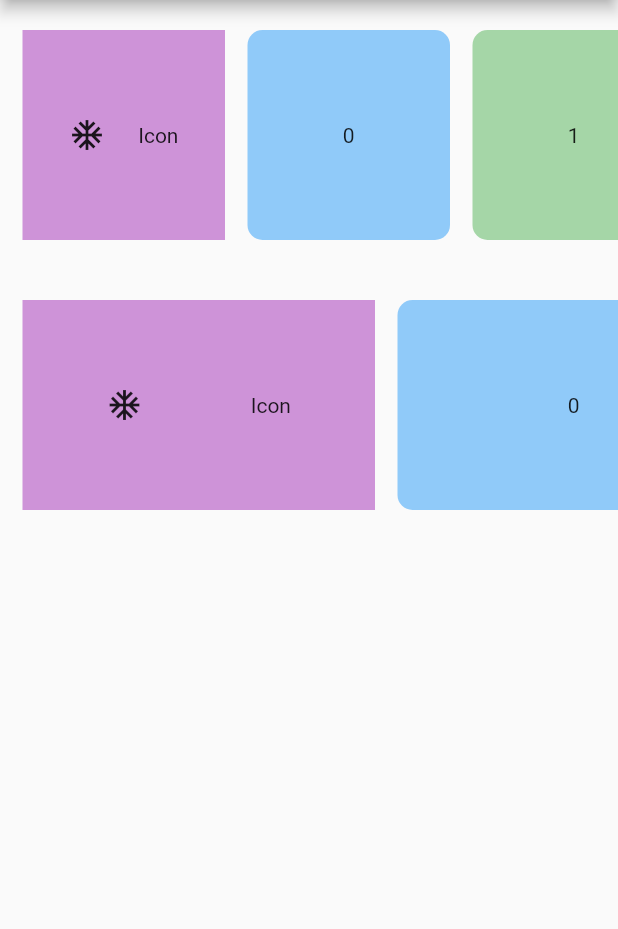
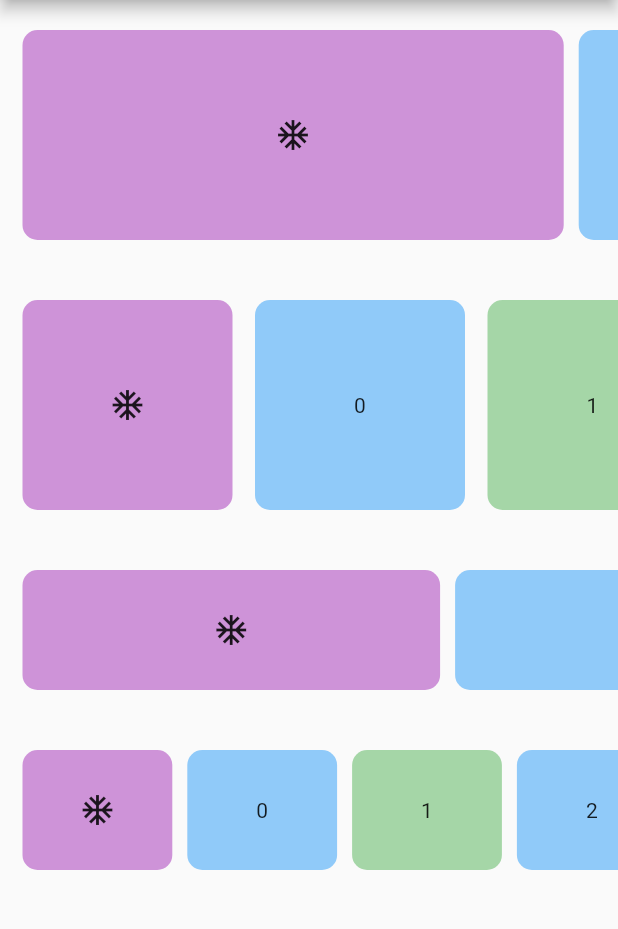
Before and after one commit to LOCKEDFILE/flutter_snap_list_view, a Flutter app: the screen it shows after launch, on a phone screen of 412 x 824 dp, the part 84-1013 px from its top. Run offline on Flutter 3.47's test engine with Material 2 defaults, Android fonts, the phone set to English and light mode, and no system bars.

Commit message:
add smart snap listview

```diff
--- a/lib/main.dart
+++ b/lib/main.dart
@@ -1,6 +1,7 @@
 import 'package:flutter/cupertino.dart';
 import 'package:flutter/material.dart';
 import 'package:flutter/rendering.dart';
+import 'package:item_page/smart_snap_list_view.dart';
 import 'package:item_page/snap_list_view.dart';
 
 void main() => runApp(MyApp());
@@ -24,13 +25,16 @@ class ItemList extends StatefulWidget {
 class _ItemListState extends State<ItemList> {
   List<Widget> children = [
     Container(
-      color: Colors.purple[200],
-      padding: EdgeInsets.all(20),
+      // padding: EdgeInsets.all(20),
+      decoration: BoxDecoration(
+        borderRadius: BorderRadius.circular(10),
+        color: Colors.purple[200],
+      ),
       child: Row(
         mainAxisAlignment: MainAxisAlignment.spaceAround,
         children: <Widget>[
           Icon(Icons.ac_unit),
-          Text('Icon'),
+          // Text('Icon'),
         ],
       ),
     ),
@@ -49,17 +53,31 @@ class _ItemListState extends State<ItemList> {
   Widget build(BuildContext context) {
     return Scaffold(
       appBar: AppBar(title: Text('Snap List View!')),
-      body: Column(
+      body: ListView(
         children: <Widget>[
           SnapListView(
             height: 180.0,
-            width: 135.0,
+            width: MediaQuery.of(context).size.width * 0.9 - 10.0,
             children: children,
+            leftItemShowSize: MediaQuery.of(context).size.width * 0.05 - 10,
+            dividerWidth: 10.0,
           ),
           SnapListView(
             height: 180.0,
-            width: 235.0,
+            width: 140.0,
             children: children,
+          ),
+          SmartSnapListView(
+            height: 120.0,
+            count: 1,
+            factor: 0.7,
+            children: children,
+          ),
+          SmartSnapListView(
+            children: children,
+            height: 120.0,
+            count: 3,
+            factor: 0.8,
           ),
         ],
       ),
--- /dev/null
+++ b/lib/smart_snap_list_view.dart
@@ -0,0 +1,50 @@
+import 'package:flutter/material.dart';
+import 'package:item_page/snap_list_view.dart';
+
+class SmartSnapListView extends StatefulWidget {
+  final height;
+  final count;
+  final dividerWidth;
+  final children;
+  final factor;
+
+  SmartSnapListView({
+    Key key,
+    @required this.children,
+    @required this.height,
+    this.count = 1,
+    this.dividerWidth = 10.0,
+    this.factor = 0.9,
+  }) : super(key: key);
+  @override
+  _SmartSnapListViewState createState() => _SmartSnapListViewState();
+}
+
+class _SmartSnapListViewState extends State<SmartSnapListView> {
+  double height;
+  int count;
+  double dividerWidth;
+  double factor;
+  List<Widget> children;
+  @override
+  void initState() {
+    height = widget.height;
+    count = widget.count ?? 1;
+    dividerWidth = widget.dividerWidth ?? 10.0;
+    children = widget.children;
+    factor = widget.factor ?? 0.9;
+    super.initState();
+  }
+
+  @override
+  Widget build(BuildContext context) {
+    return SnapListView(
+      height: height,
+      width: MediaQuery.of(context).size.width * factor / count - dividerWidth,
+      children: children,
+      leftItemShowSize:
+          MediaQuery.of(context).size.width * (1 - factor) / 2.0 - dividerWidth,
+      dividerWidth: dividerWidth,
+    );
+  }
+}
--- a/lib/snap_list_view.dart
+++ b/lib/snap_list_view.dart
@@ -103,7 +103,10 @@ class _SnapListViewState extends State<SnapListView> {
       child: Listener(
         onPointerUp: listUpEvent,
         child: NotificationListener(
-          onNotification: (overScroll) => overScroll.disallowGlow(),
+          onNotification: (OverscrollIndicatorNotification overscroll) {
+            overscroll.disallowGlow();
+            return true;
+          },
           child: ListView(
             controller: scrollController,
             scrollDirection: Axis.horizontal,
```
Also changed, not shown: img2.png, 1 other file.
